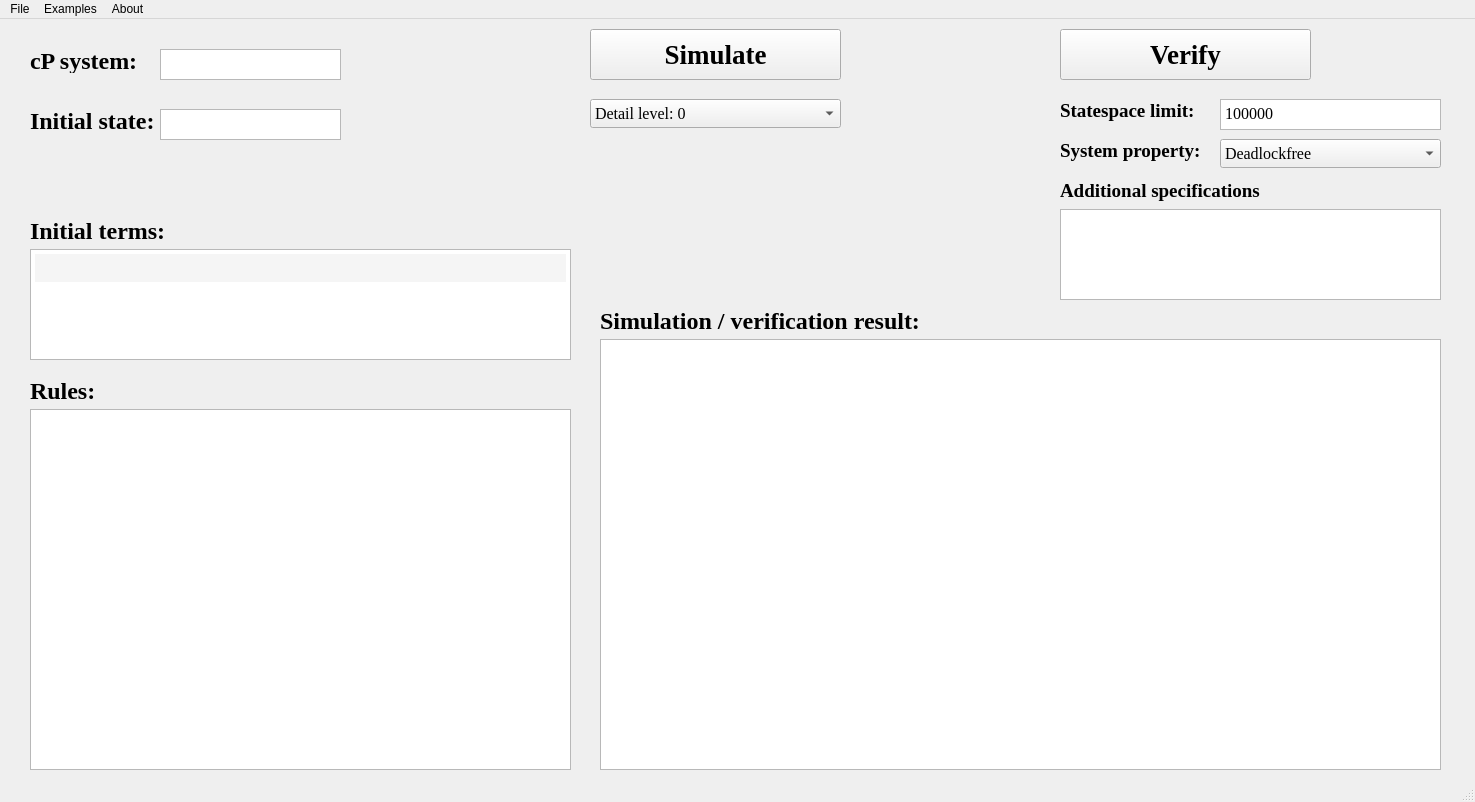
YezhouLiu/cP-Verifier, file main.ui: the form before one commit.
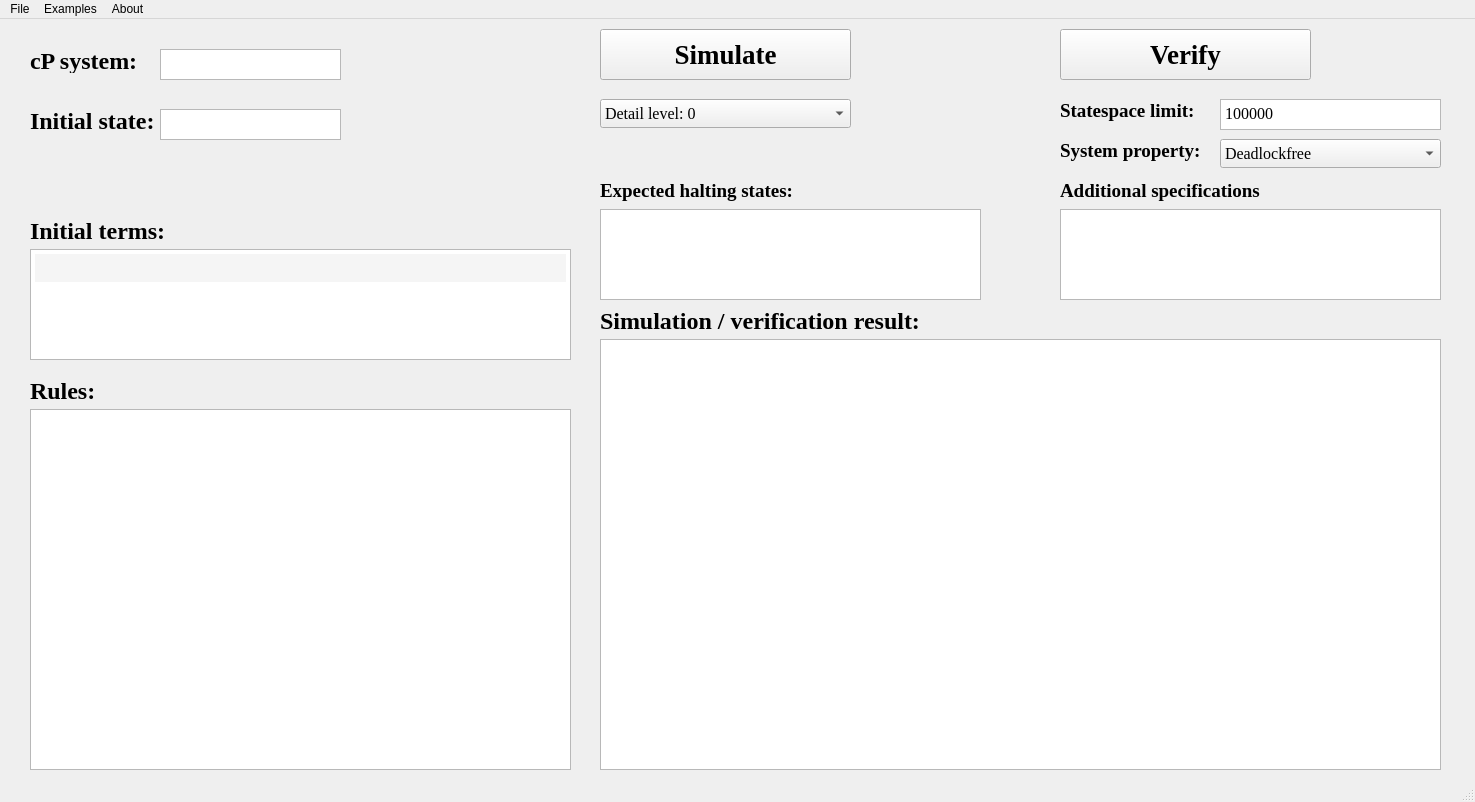
The form after the commit.

```diff
--- a/main.ui
+++ b/main.ui
@@ -202,7 +202,7 @@
    <widget class="QPushButton" name="pushButton_simulate">
     <property name="geometry">
      <rect>
-      <x>590</x>
+      <x>600</x>
       <y>10</y>
       <width>251</width>
       <height>51</height>
@@ -400,7 +400,7 @@
    <widget class="QComboBox" name="comboBox_detail">
     <property name="geometry">
      <rect>
-      <x>590</x>
+      <x>600</x>
       <y>80</y>
       <width>251</width>
       <height>29</height>
@@ -494,6 +494,51 @@
 &lt;p style=&quot; margin-top:0px; margin-bottom:0px; margin-left:0px; margin-right:0px; -qt-block-indent:0; text-indent:0px;&quot;&gt;100000&lt;/p&gt;&lt;/body&gt;&lt;/html&gt;</string>
     </property>
    </widget>
+   <widget class="QLabel" name="label_9">
+    <property name="geometry">
+     <rect>
+      <x>600</x>
+      <y>160</y>
+      <width>201</width>
+      <height>24</height>
+     </rect>
+    </property>
+    <property name="font">
+     <font>
+      <family>Times New Roman</family>
+      <pointsize>14</pointsize>
+      <weight>75</weight>
+      <italic>false</italic>
+      <bold>true</bold>
+     </font>
+    </property>
+    <property name="text">
+     <string>Expected halting states:</string>
+    </property>
+   </widget>
+   <widget class="QTextEdit" name="textEdit_halting_states">
+    <property name="geometry">
+     <rect>
+      <x>600</x>
+      <y>190</y>
+      <width>381</width>
+      <height>91</height>
+     </rect>
+    </property>
+    <property name="font">
+     <font>
+      <family>Times New Roman</family>
+      <pointsize>12</pointsize>
+     </font>
+    </property>
+    <property name="html">
+     <string>&lt;!DOCTYPE HTML PUBLIC &quot;-//W3C//DTD HTML 4.0//EN&quot; &quot;http://www.w3.org/TR/REC-html40/strict.dtd&quot;&gt;
+&lt;html&gt;&lt;head&gt;&lt;meta name=&quot;qrichtext&quot; content=&quot;1&quot; /&gt;&lt;style type=&quot;text/css&quot;&gt;
+p, li { white-space: pre-wrap; }
+&lt;/style&gt;&lt;/head&gt;&lt;body style=&quot; font-family:'Times New Roman'; font-size:12pt; font-weight:400; font-style:normal;&quot;&gt;
+&lt;p style=&quot;-qt-paragraph-type:empty; margin-top:0px; margin-bottom:0px; margin-left:0px; margin-right:0px; -qt-block-indent:0; text-indent:0px;&quot;&gt;&lt;br /&gt;&lt;/p&gt;&lt;/body&gt;&lt;/html&gt;</string>
+    </property>
+   </widget>
   </widget>
   <widget class="QMenuBar" name="menubar">
    <property name="geometry">
```
